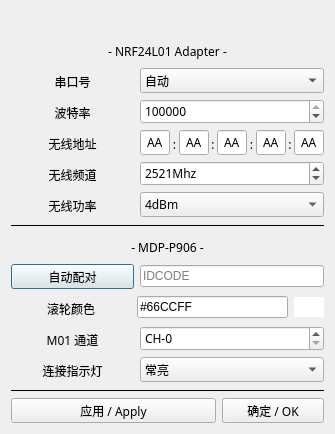
First picture: the form in gui_source/mdp_gui_template/settings.ui, repository ElluIFX/DP100-PyQt5-GUI, before the edit.
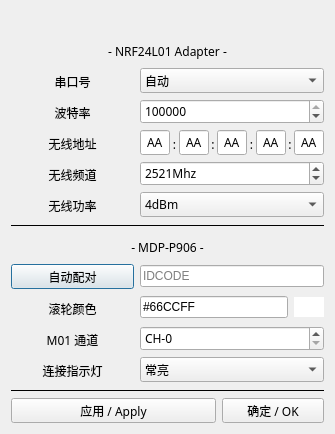
Second picture: the form after the edit.

What changed in the file:
```diff
--- a/gui_source/mdp_gui_template/settings.ui
+++ b/gui_source/mdp_gui_template/settings.ui
@@ -715,7 +715,7 @@
     </layout>
    </item>
    <item>
-    <layout class="QHBoxLayout" name="horizontalLayout_40" stretch="4,5,1">
+    <layout class="QHBoxLayout" name="horizontalLayout_40" stretch="2,3">
      <item>
       <widget class="QLabel" name="label_46">
        <property name="minimumSize">
@@ -741,6 +741,8 @@
       </widget>
      </item>
      <item>
+      <layout class="QHBoxLayout" name="horizontalLayout_39" stretch="5,1">
+       <item>
       <widget class="QLineEdit" name="lineEditColor">
        <property name="text">
         <string>#66CCFF</string>
@@ -765,6 +767,8 @@
         <bool>true</bool>
        </property>
       </widget>
+       </item>
+      </layout>
      </item>
     </layout>
    </item>
```
Lines whose indentation alone changed are shown as unchanged.
